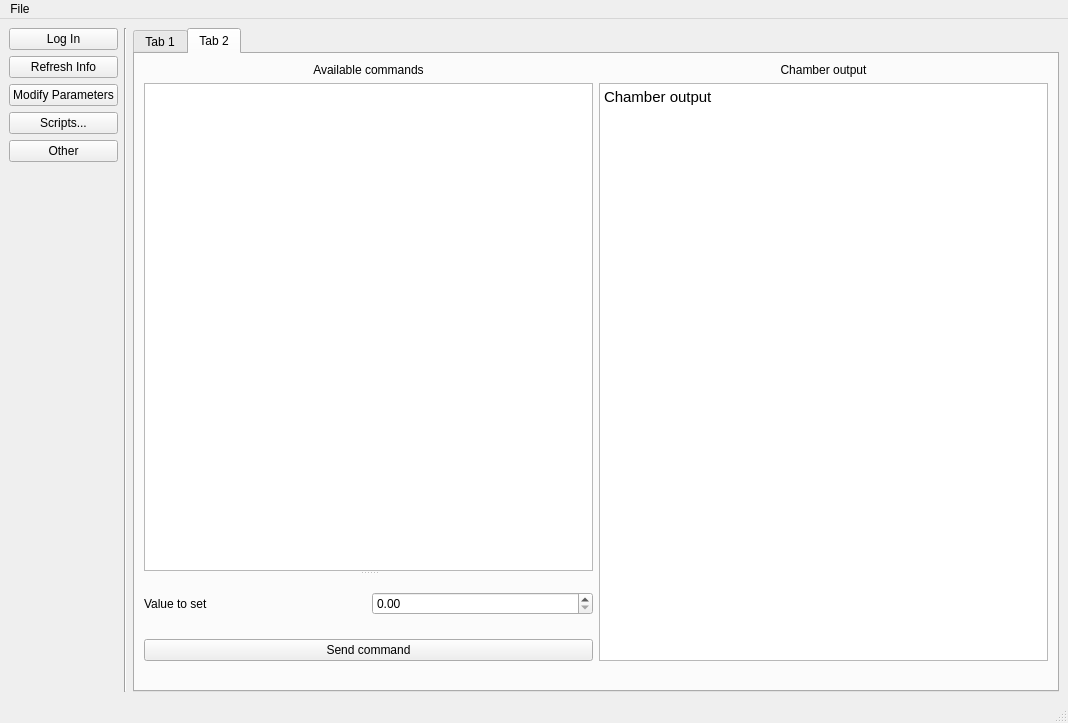
First picture: the form in PC/MainWindow.ui, repository dawidwojdylak/climatic-chamber-system, before the edit.
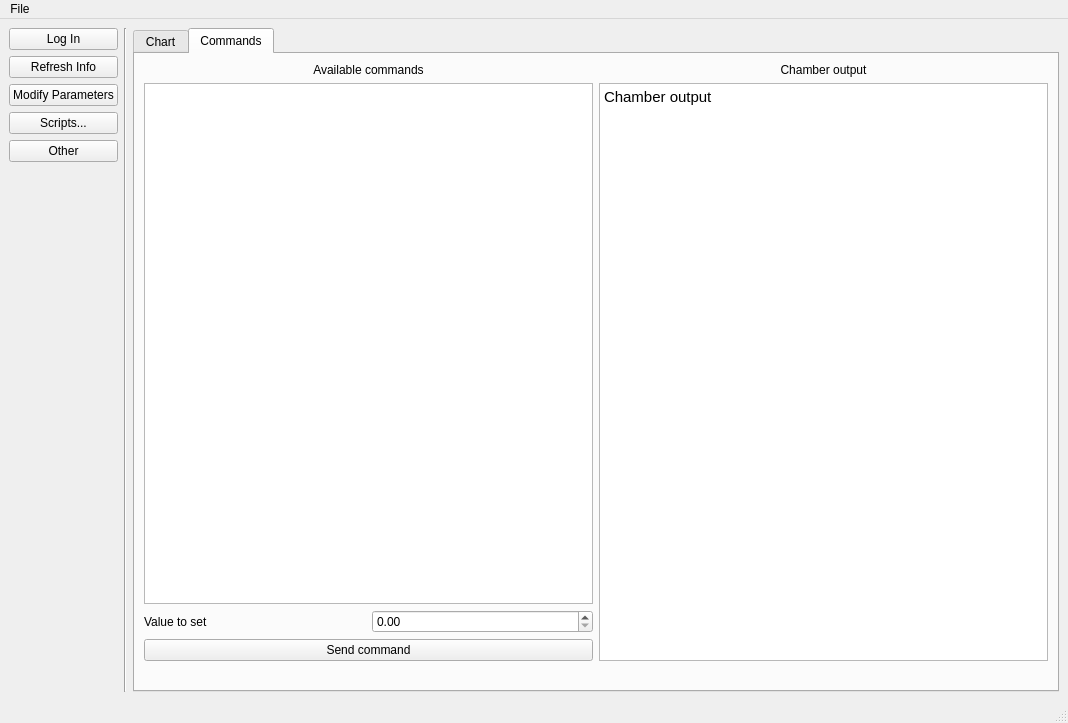
Second picture: the form after the edit.

Commit message: Improve usr input hiding & add ctrl+q shortcut

What changed in the file:
```diff
--- a/PC/MainWindow.ui
+++ b/PC/MainWindow.ui
@@ -86,7 +86,7 @@
         </property>
         <widget class="QWidget" name="tab">
          <attribute name="title">
-          <string>Tab 1</string>
+          <string>Chart</string>
          </attribute>
          <layout class="QHBoxLayout" name="horizontalLayout">
           <item>
@@ -100,7 +100,7 @@
         </widget>
         <widget class="QWidget" name="tab_2">
          <attribute name="title">
-          <string>Tab 2</string>
+          <string>Commands</string>
          </attribute>
          <layout class="QGridLayout" name="gridLayout_2">
           <item row="0" column="0">
@@ -142,8 +142,8 @@
                   </sizepolicy>
                  </property>
                 </widget>
-                <widget class="QWidget" name="verticalLayoutWidget">
-                 <layout class="QVBoxLayout" name="verticalLayout_userInput">
+               </widget>
+              </item>
                   <item>
                    <layout class="QHBoxLayout" name="horizontalLayout_userInput1">
                     <item>
@@ -164,10 +164,6 @@
                      </widget>
                     </item>
                    </layout>
-                  </item>
-                 </layout>
-                </widget>
-               </widget>
               </item>
               <item>
                <widget class="QPushButton" name="pushButton_sendCommand">
```
Left out of the diff: 2 changed lines with no effect on the pictures. Lines whose indentation alone changed are shown as unchanged. The commit also changes 4 other files.
